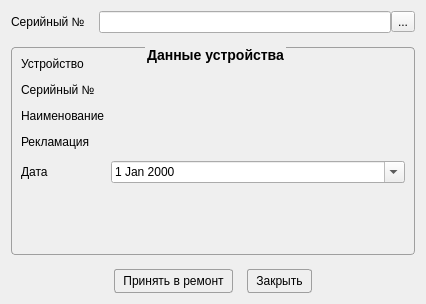
First picture: the form in Remont/remontwindow.ui, repository AlexeyScherbakov2021/Remont2, before the edit.
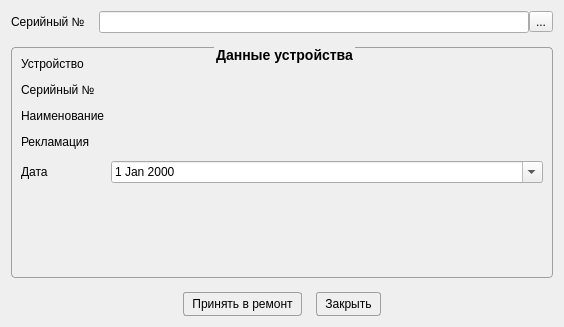
Second picture: the form after the edit. Icons and pictures are not drawn.

Diff of the .ui file:
```diff
--- a/Remont/remontwindow.ui
+++ b/Remont/remontwindow.ui
@@ -6,8 +6,8 @@
    <rect>
     <x>0</x>
     <y>0</y>
-    <width>426</width>
-    <height>304</height>
+    <width>564</width>
+    <height>327</height>
    </rect>
   </property>
   <property name="windowTitle">
@@ -207,6 +207,16 @@
        <property name="text">
         <string>Принять в ремонт</string>
        </property>
+       <property name="icon">
+        <iconset resource="resource.qrc">
+         <normaloff>:/image/wrench.png</normaloff>:/image/wrench.png</iconset>
+       </property>
+       <property name="iconSize">
+        <size>
+         <width>24</width>
+         <height>24</height>
+        </size>
+       </property>
       </widget>
      </item>
      <item>
@@ -214,6 +224,16 @@
        <property name="text">
         <string>Закрыть</string>
        </property>
+       <property name="icon">
+        <iconset resource="resource.qrc">
+         <normaloff>:/image/Exit.png</normaloff>:/image/Exit.png</iconset>
+       </property>
+       <property name="iconSize">
+        <size>
+         <width>24</width>
+         <height>24</height>
+        </size>
+       </property>
       </widget>
      </item>
      <item>
```
Left out of the diff: 8 changed lines with no effect on the pictures.
